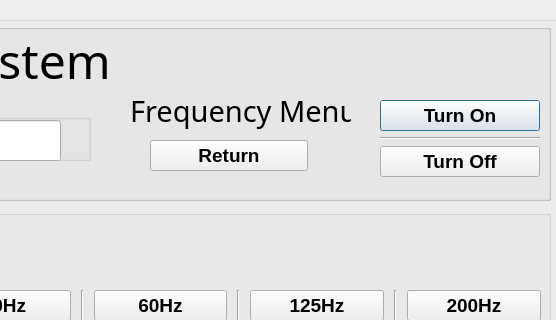
Anzoker/3004-GProj, file frequency.ui: the form before one commit; both pictures show x 240 to 796 and y 0 to 320 of the 796 by 431 pixel window.
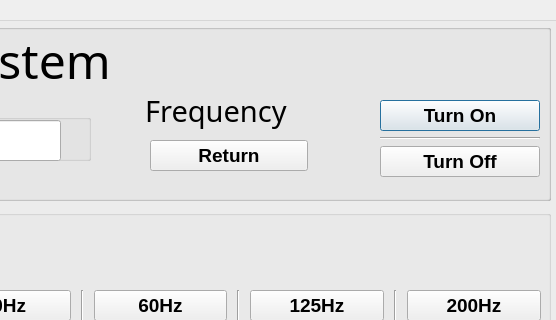
The form after the commit.

Diff of the .ui file:
```diff
--- a/frequency.ui
+++ b/frequency.ui
@@ -210,7 +210,7 @@
         </font>
        </property>
        <property name="text">
-        <string>Frequency Menu</string>
+        <string>  Frequency</string>
        </property>
       </widget>
       <widget class="QPushButton" name="return_2">
```
